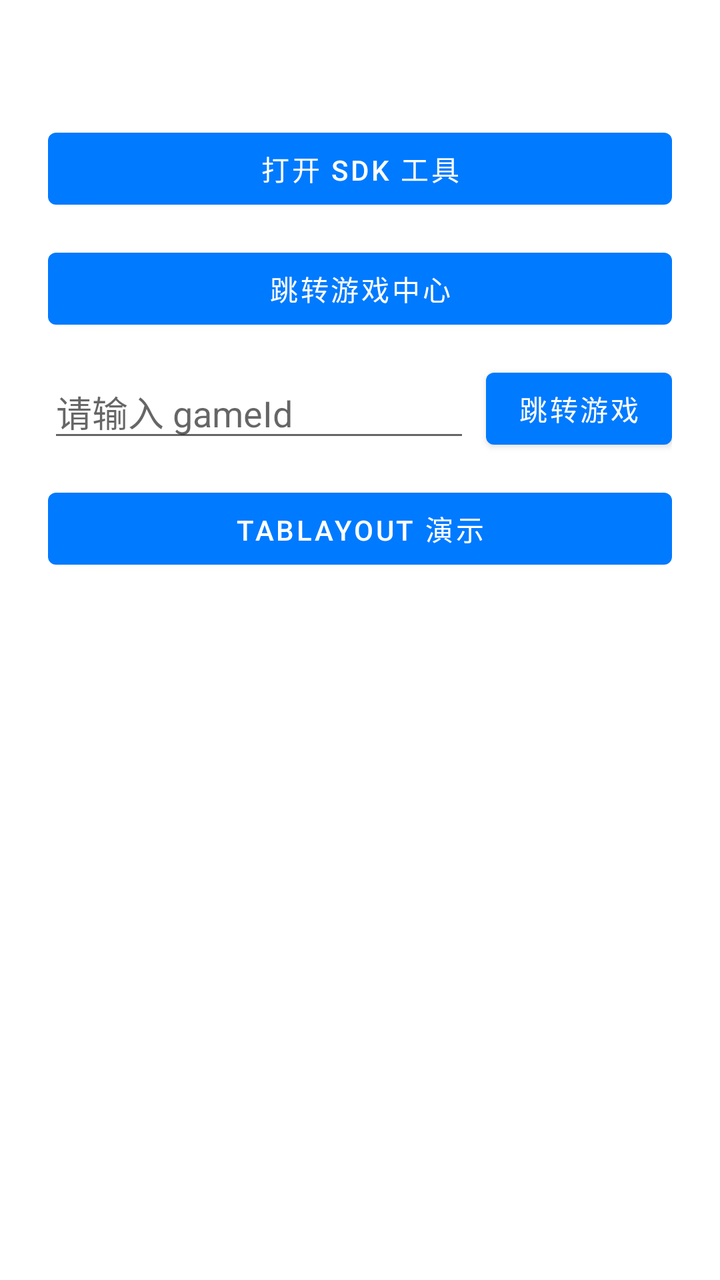
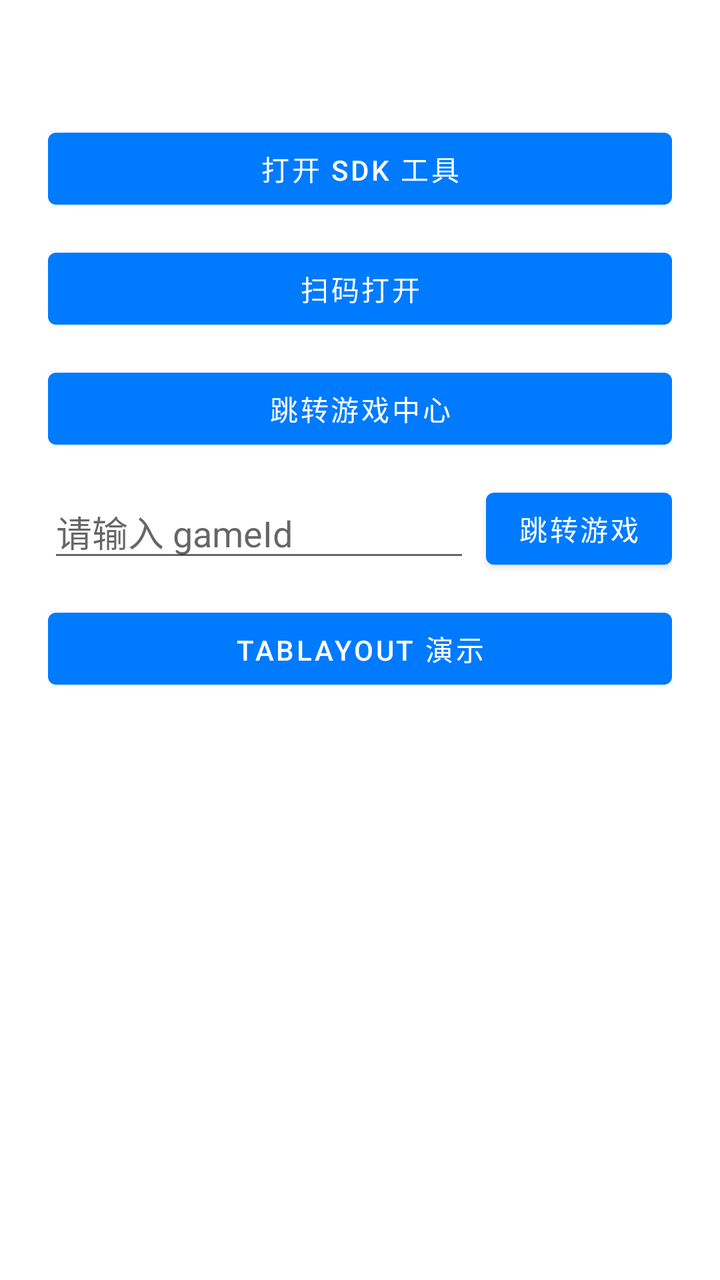

Compare the two renders of this Android layout. The source of the first and the diff that turns it into the second are given below.
<!-- AndroidManifest.xml: application theme Theme.LampsDemo -->
<!-- res/layout/activity_main.xml -->
<?xml version="1.0" encoding="utf-8"?>
<ScrollView xmlns:android="http://schemas.android.com/apk/res/android"
    android:layout_width="match_parent"
    android:layout_height="match_parent">

    <LinearLayout
        android:layout_width="match_parent"
        android:layout_height="wrap_content"
        android:gravity="center_horizontal"
        android:orientation="vertical"
        android:padding="24dp">

        <TextView
            android:id="@+id/sdkStatusText"
            android:layout_width="match_parent"
            android:layout_height="wrap_content"
            android:lineSpacingExtra="4dp"
            android:textSize="15sp" />

        <Button
            android:id="@+id/openSdkToolsButton"
            android:layout_width="match_parent"
            android:layout_height="wrap_content"
            android:layout_marginTop="16dp"
            android:text="@string/open_lamps_sdk_tools" />

        <Button
            android:id="@+id/navigateGameCenterButton"
            android:layout_width="match_parent"
            android:layout_height="wrap_content"
            android:layout_marginTop="12dp"
            android:text="@string/navigate_game_center" />

        <LinearLayout
            android:layout_width="match_parent"
            android:layout_height="wrap_content"
            android:layout_marginTop="12dp"
            android:gravity="center_vertical"
            android:orientation="horizontal">

            <EditText
                android:id="@+id/gameIdInput"
                android:layout_width="0dp"
                android:layout_height="wrap_content"
                android:layout_weight="1"
                android:hint="@string/game_id_hint"
                android:importantForAutofill="no"
                android:inputType="text" />

            <Button
                android:id="@+id/navigateGameButton"
                android:layout_width="wrap_content"
                android:layout_height="wrap_content"
                android:layout_marginStart="8dp"
                android:text="@string/navigate_game" />
        </LinearLayout>

        <Button
            android:id="@+id/getGameCenterFragmentButton"
            android:layout_width="match_parent"
            android:layout_height="wrap_content"
            android:layout_marginTop="12dp"
            android:text="@string/get_game_center_fragment" />
    </LinearLayout>
</ScrollView>
<!-- resources referenced by this layout -->
<resources>
  <string name="game_id_hint">请输入 gameId</string>
  <string name="get_game_center_fragment">TabLayout 演示</string>
  <string name="navigate_game">跳转游戏</string>
  <string name="navigate_game_center">跳转游戏中心</string>
  <string name="open_lamps_sdk_tools">打开 SDK 工具</string>
  <style name="Theme.LampsDemo" parent="Theme.MaterialComponents.Light.NoActionBar">
          <item name="colorPrimary">#007AFF</item>
          <item name="colorOnPrimary">#FFFFFF</item>
          <item name="colorPrimaryVariant">#0051CB</item>
          <item name="colorSecondary">#FF6B35</item>
          <item name="colorOnSecondary">#FFFFFF</item>
      </style>
</resources>

<!-- the commit's change to res/layout/activity_main.xml (unified diff, before → after) -->
@@ -23,6 +23,13 @@
             android:layout_height="wrap_content"
             android:layout_marginTop="16dp"
             android:text="@string/open_lamps_sdk_tools" />
+
+        <Button
+            android:id="@+id/scanSchemaButton"
+            android:layout_width="match_parent"
+            android:layout_height="wrap_content"
+            android:layout_marginTop="12dp"
+            android:text="@string/scan_schema" />
 
         <Button
             android:id="@+id/navigateGameCenterButton"
<!-- resource entries referenced after the edit -->
@@ -5,6 +5,7 @@
   <string name="navigate_game">跳转游戏</string>
   <string name="navigate_game_center">跳转游戏中心</string>
   <string name="open_lamps_sdk_tools">打开 SDK 工具</string>
+  <string name="scan_schema">扫码打开</string>
   <style name="Theme.LampsDemo" parent="Theme.MaterialComponents.Light.NoActionBar">
           <item name="colorPrimary">#007AFF</item>
           <item name="colorOnPrimary">#FFFFFF</item>
